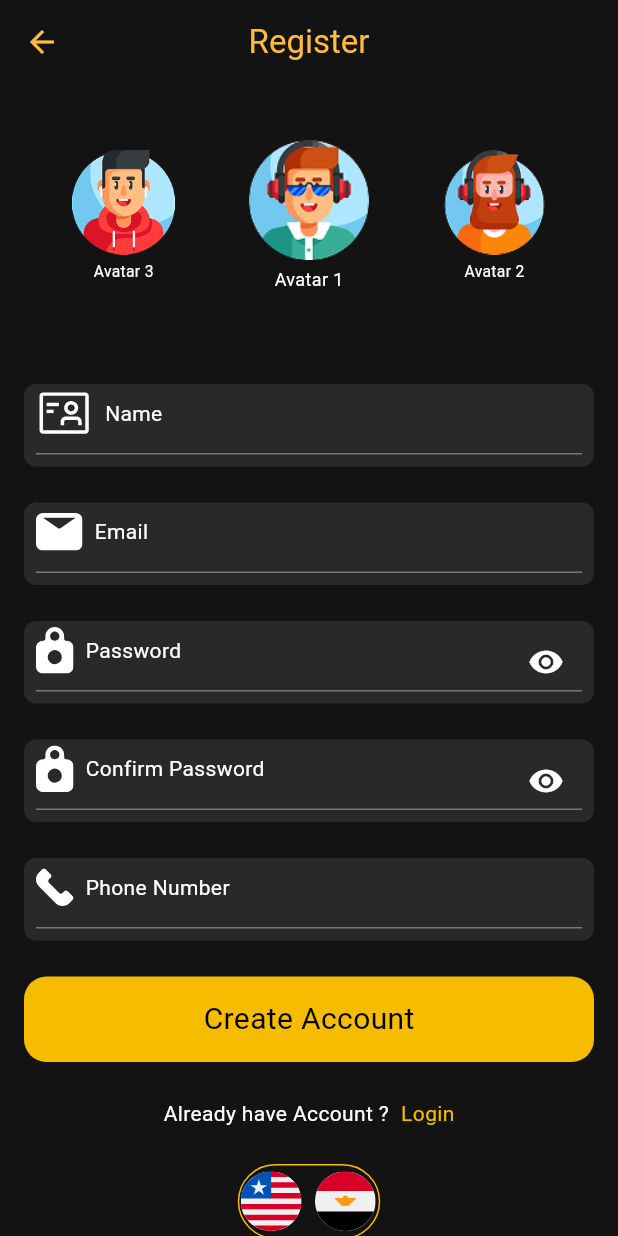
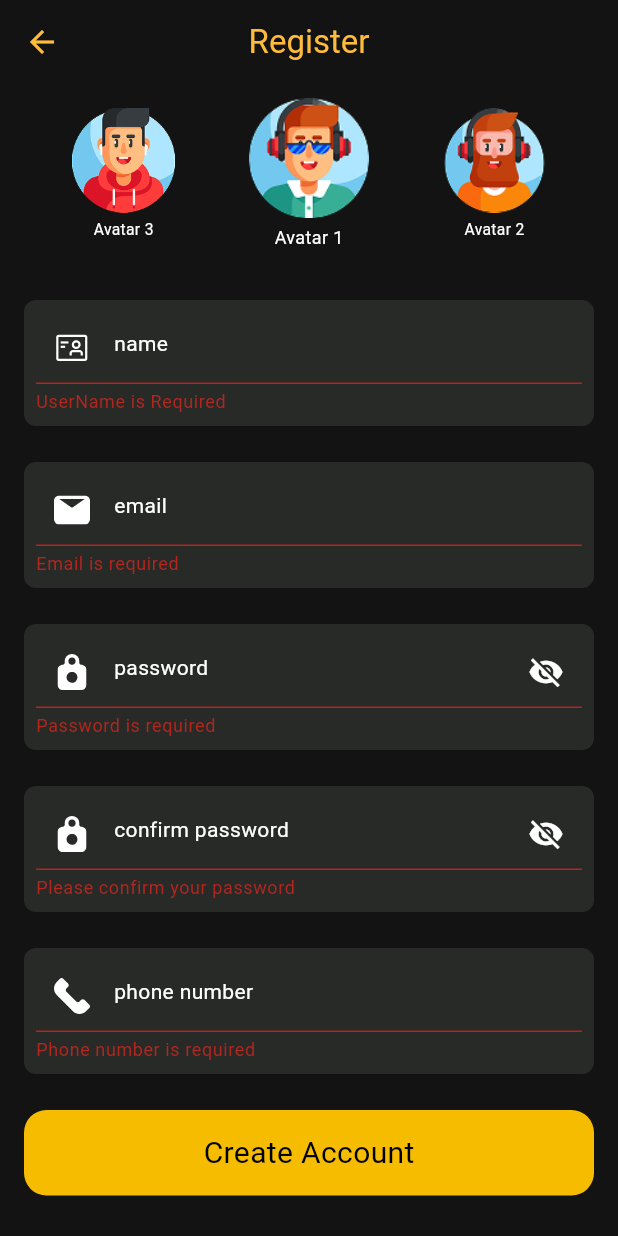
Before and after one commit to alaahamamo7-lang/movies, a Flutter app: the RegisterScreen screen opened directly with sample values from the repository, after a tap on "Create Account", on a phone screen of 412 x 824 dp. Run offline on Flutter 3.47's test engine with Material 3 defaults, Android fonts, the phone set to English and light mode, and no system bars; drawn by our look-alikes of carousel_slider; our stand-ins replace flutter_svg.

Commit message:
register and  forget_password logic

```diff
--- /dev/null
+++ b/lib/core/utilis/app_validators.dart
@@ -0,0 +1,68 @@
+abstract class AppValidators {
+  static String? validateUserName({String? name}) {
+    if (name == null || name.trim().isEmpty) {
+      return 'UserName is Required';
+    }
+    if (name.trim().length < 3) {
+      return 'UserName must be at least 3 characters';
+    }
+    if (name.trim().length > 20) {
+      return 'UserName must be under 20 Characters';
+    }
+    if (!RegExp(r'^[a-zA-Z0-0-9_]+$').hasMatch(name.trim())) {
+      return 'Only letters,numbers and underscores allowed';
+    }
+    return null;
+  }
+
+  static String? validateEmail({String? email}) {
+    if (email == null || email.trim().isEmpty) {
+      return 'Email is required';
+    }
+    final emailRegex = RegExp(r'^[\w-\.]+@([\w-]+\.)+[\w-]{2,4}$');
+    if (!emailRegex.hasMatch(email.trim())) {
+      return 'Enter a valid email address';
+    }
+    return null;
+  }
+
+  static String? validatePassword({String? password}) {
+    if (password == null || password.isEmpty) {
+      return 'Password is required';
+    }
+    if (password.length < 8) {
+      return 'Password must be at least 8 characters';
+    }
+    if (!RegExp(r'[A-Z]').hasMatch(password)) {
+      return 'Include at least one uppercase letter';
+    }
+    if (!RegExp(r'[0-9]').hasMatch(password)) {
+      return 'Include at least one number';
+    }
+    return null;
+  }
+
+  static String? validateConfirmPassword({
+    String? confirmPassword,
+    String? password,
+  }) {
+    if (confirmPassword == null || confirmPassword.isEmpty) {
+      return 'Please confirm your password';
+    }
+    if (confirmPassword != password) {
+      return 'Passwords do not match';
+    }
+    return null;
+  }
+
+  static String? validatePhoneNumber({String? phone}) {
+    if (phone == null || phone.isEmpty) {
+      return 'Phone number is required';
+    }
+    final cleaned = phone.replaceAll(RegExp(r'[\s\-\(\)]'), '');
+    if (!RegExp(r'^\+?[1-9]\d{6,14}$').hasMatch(cleaned)) {
+      return 'Enter a valid phone number';
+    }
+    return null;
+  }
+}
--- a/lib/main.dart
+++ b/lib/main.dart
@@ -1,5 +1,7 @@
 import 'package:flutter/material.dart';
-import 'package:movies/modules/splash/ui/splash_screen.dart';
+import 'package:movies/modules/auth/screens/forget_password_screen.dart';
+import 'package:movies/modules/auth/screens/register_screen.dart';
+
 void main() {
   runApp(const MyApp());
 }
@@ -11,9 +13,8 @@ class MyApp extends StatelessWidget {
   Widget build(BuildContext context) {
     return MaterialApp(
       debugShowCheckedModeBanner: false,
-      title: 'movie Splash',
-      home: const SplashScreen(),
+      title: 'Movies App',
+      home: const ForgetPasswordScreen(),
     );
-
   }
 }
--- a/lib/modules/auth/screens/forget_password_screen.dart
+++ b/lib/modules/auth/screens/forget_password_screen.dart
@@ -1,5 +1,8 @@
 import 'package:flutter/material.dart';
 import 'package:flutter_svg/svg.dart';
+import 'package:movies/core/utilis/app_validators.dart';
+import 'package:movies/modules/auth/widgets/custom_text_field_widgt.dart';
+import 'package:movies/modules/login/login_screen.dart';
 
 import '../../../core/utilis/app_assets.dart';
 
@@ -8,6 +11,7 @@ class ForgetPasswordScreen extends StatelessWidget {
 
   @override
   Widget build(BuildContext context) {
+    final formKey = GlobalKey<FormState>();
     return Scaffold(
       appBar: AppBar(
         leading: IconButton(
@@ -22,31 +26,27 @@ class ForgetPasswordScreen extends StatelessWidget {
         centerTitle: true,
       ),
       backgroundColor: Color(0xff121312),
-      body: Column(
+      body: Form(
+        key: formKey,
+        child: Column(
           children: [
             SvgPicture.asset(AppAssets.forgetPasswordBanner),
-          Container(
-            margin: EdgeInsets.symmetric(horizontal: 16),
-            padding: EdgeInsets.all(8),
-            decoration: BoxDecoration(
-              color: Color(0xff282A28),
-              borderRadius: BorderRadius.circular(8),
-            ),
-            child: TextField(
-              decoration: InputDecoration(
-                hint: Row(
-                  children: [
-                    SvgPicture.asset(AppAssets.emailIcon),
-                    const SizedBox(width: 8),
-                    Text("Email", style: TextStyle(color: Colors.white)),
-                  ],
-                ),
-              ),
-            ),
+            CustomTextFormField(
+              keyboardType: TextInputType.emailAddress,
+              textInputAction: TextInputAction.next,
+              hintText: "Enter your email",
+              prefixIcon: AppAssets.emailIcon,
+              validator: (email) => AppValidators.validateEmail(),
             ),
             const SizedBox(height: 24),
             InkWell(
-            onTap: () {},
+              onTap: () {
+                if (formKey.currentState!.validate()) {}
+                Navigator.pushReplacement(
+                  context,
+                  MaterialPageRoute(builder: (context) => const LoginScreen()),
+                );
+              },
               child: Container(
                 // width: MediaQuery.of(context).size.width * .7,
                 width: double.infinity,
@@ -66,6 +66,7 @@ class ForgetPasswordScreen extends StatelessWidget {
             ),
           ],
         ),
+      ),
     );
   }
 }
--- a/lib/modules/auth/screens/register_screen.dart
+++ b/lib/modules/auth/screens/register_screen.dart
@@ -1,15 +1,23 @@
 import 'package:flutter/material.dart';
-import 'package:flutter_svg/svg.dart';
+import 'package:movies/core/utilis/app_validators.dart';
+import 'package:movies/modules/auth/widgets/change_language_widget.dart';
+import 'package:movies/modules/auth/widgets/custom_text_field_widgt.dart';
 
 import '../../../core/utilis/app_assets.dart';
 import '../widgets/avatar_card_widget.dart';
 import '../widgets/avatar_widget.dart';
 
-class RegisterScreen extends StatelessWidget {
+class RegisterScreen extends StatefulWidget {
   final AvatarWidget? avatar;
 
   const RegisterScreen({super.key, this.avatar});
 
+  @override
+  State<RegisterScreen> createState() => _RegisterScreenState();
+}
+
+class _RegisterScreenState extends State<RegisterScreen> {
+  final formKey = GlobalKey<FormState>();
   @override
   Widget build(BuildContext context) {
     return Scaffold(
@@ -24,147 +32,74 @@ class RegisterScreen extends StatelessWidget {
         centerTitle: true,
       ),
       body: SafeArea(
+        child: SingleChildScrollView(
+          child: Form(
+            key: formKey,
             child: Column(
               children: [
-            // const SizedBox(height: 14),
-            // CarouselSlider.builder(
-            //   itemCount: AvatarWidget.avatars.length,
-            //   itemBuilder: (context, index, realIndex) {
-            //     return AvatarCardWidget(avatar: AvatarWidget.avatars[index]);
-            //   },
-            //   options: CarouselOptions(
-            //     height: 160,
-            //     enlargeStrategy: CenterPageEnlargeStrategy.scale,
-            //     disableCenter: false,
-            //     reverse: true,
-            //     viewportFraction: 0.3,
-            //     enlargeCenterPage: true,
-            //     enableInfiniteScroll: true,
-            //     autoPlay: true,
-            //     padEnds: true,
-            //   ),
-            // ),
                 AvatarCardWidget(onAvatarSelected: (value) {}),
                 const SizedBox(height: 24),
-            Container(
-              height: 55,
-              margin: EdgeInsets.symmetric(horizontal: 16),
-              padding: EdgeInsets.all(8),
-              decoration: BoxDecoration(
-                color: Color(0xff282A28),
-                borderRadius: BorderRadius.circular(8),
+                CustomTextFormField(
+                  keyboardType: TextInputType.text,
+                  textInputAction: TextInputAction.next,
+                  hintText: "name",
+                  // suffixIcon: Icon(Icons.visibility),
+                  prefixIcon: AppAssets.nameIcon,
+                  isPassword: false,
+                  validator: (name) =>
+                      AppValidators.validateUserName(name: name),
                 ),
-              child: TextField(
-                decoration: InputDecoration(
-                  hint: Row(
-                    children: [
-                      Center(child: SvgPicture.asset(AppAssets.nameIcon)),
-                      const SizedBox(width: 8),
-                      Text("Name", style: TextStyle(color: Colors.white)),
-                    ],
+                const SizedBox(height: 24),
+                CustomTextFormField(
+                  keyboardType: TextInputType.emailAddress,
+                  textInputAction: TextInputAction.next,
+                  hintText: "email",
+                  // suffixIcon: Icon(Icons.visibility),
+                  prefixIcon: AppAssets.emailIcon,
+                  isPassword: false,
+                  validator: (email) =>
+                      AppValidators.validateEmail(email: email),
                 ),
+                const SizedBox(height: 24),
+                CustomTextFormField(
+                  keyboardType: TextInputType.text,
+                  textInputAction: TextInputAction.next,
+                  hintText: "password",
+                  suffixIcon: Icon(Icons.visibility),
+                  prefixIcon: AppAssets.passwordIcon,
+                  isPassword: true,
+                  validator: (password) =>
+                      AppValidators.validatePassword(password: password),
                 ),
+                const SizedBox(height: 24),
+                CustomTextFormField(
+                  keyboardType: TextInputType.text,
+                  textInputAction: TextInputAction.next,
+                  hintText: "confirm password",
+                  suffixIcon: Icon(Icons.visibility),
+                  prefixIcon: AppAssets.passwordIcon,
+                  isPassword: true,
+                  validator: (confirmPassword) =>
+                      AppValidators.validateConfirmPassword(
+                        confirmPassword: confirmPassword,
                       ),
                 ),
                 const SizedBox(height: 24),
-            Container(
-              height: 55,
-              margin: EdgeInsets.symmetric(horizontal: 16),
-              padding: EdgeInsets.all(8),
-              decoration: BoxDecoration(
-                color: Color(0xff282A28),
-                borderRadius: BorderRadius.circular(8),
-              ),
-              child: TextField(
-                decoration: InputDecoration(
-                  hint: Row(
-                    children: [
-                      Center(child: SvgPicture.asset(AppAssets.emailIcon)),
-                      const SizedBox(width: 8),
-                      Text("Email", style: TextStyle(color: Colors.white)),
-                    ],
-                  ),
-                ),
-              ),
-            ),
-            const SizedBox(height: 24),
-            Container(
-              height: 55,
-              margin: EdgeInsets.symmetric(horizontal: 16),
-              padding: EdgeInsets.all(8),
-              decoration: BoxDecoration(
-                color: Color(0xff282A28),
-                borderRadius: BorderRadius.circular(8),
-              ),
-              child: TextField(
-                decoration: InputDecoration(
-                  hint: Row(
-                    children: [
-                      Center(child: SvgPicture.asset(AppAssets.passwordIcon)),
-                      // Icon(Icons.lock, color: Colors.white),
-                      const SizedBox(width: 8),
-                      Text("Password", style: TextStyle(color: Colors.white)),
-                    ],
-                  ),
-                  suffixIcon: Icon(Icons.remove_red_eye, color: Colors.white),
-                  // prefixIcon: Icon(Icons.abc),
-                ),
-              ),
-            ),
-            const SizedBox(height: 24),
-            Container(
-              height: 55,
-              margin: EdgeInsets.symmetric(horizontal: 16),
-              padding: EdgeInsets.all(8),
-              decoration: BoxDecoration(
-                color: Color(0xff282A28),
-                borderRadius: BorderRadius.circular(8),
-              ),
-              child: TextField(
-                decoration: InputDecoration(
-                  hint: Row(
-                    children: [
-                      Center(child: SvgPicture.asset(AppAssets.passwordIcon)),
-                      // Icon(Icons.lock, color: Colors.white),
-                      const SizedBox(width: 8),
-                      Text(
-                        "Confirm Password",
-                        style: TextStyle(color: Colors.white),
-                      ),
-                    ],
-                  ),
-                  suffixIcon: Icon(Icons.remove_red_eye, color: Colors.white),
-                ),
-              ),
-            ),
-            const SizedBox(height: 24),
-            Container(
-              height: 55,
-              margin: EdgeInsets.symmetric(horizontal: 16),
-              padding: EdgeInsets.all(8),
-              decoration: BoxDecoration(
-                color: Color(0xff282A28),
-                borderRadius: BorderRadius.circular(8),
-              ),
-              child: TextField(
-                decoration: InputDecoration(
-                  hint: Row(
-                    mainAxisAlignment: MainAxisAlignment.start,
-                    children: [
-                      Center(child: SvgPicture.asset(AppAssets.phoneIcon)),
-                      const SizedBox(width: 8),
-                      Text(
-                        "Phone Number",
-                        style: TextStyle(color: Colors.white),
-                      ),
-                    ],
-                  ),
-                ),
-              ),
+                CustomTextFormField(
+                  keyboardType: TextInputType.phone,
+                  textInputAction: TextInputAction.next,
+                  hintText: "phone number",
+                  // suffixIcon: Icon(Icons.visibility),
+                  prefixIcon: AppAssets.phoneIcon,
+                  isPassword: false,
+                  validator: (phoneNumber) =>
+                      AppValidators.validatePhoneNumber(phone: phoneNumber),
                 ),
                 const SizedBox(height: 24),
                 InkWell(
-              onTap: () {},
+                  onTap: () {
+                    if (formKey.currentState!.validate()) {}
+                  },
                   child: Container(
                     // width: MediaQuery.of(context).size.width * .7,
                     width: double.infinity,
@@ -182,7 +117,7 @@ class RegisterScreen extends StatelessWidget {
                     ),
                   ),
                 ),
-            const SizedBox(height: 24),
+                const SizedBox(height: 20),
                 Row(
                   mainAxisAlignment: MainAxisAlignment.center,
                   children: [
@@ -190,38 +125,23 @@ class RegisterScreen extends StatelessWidget {
                       "Already have Account ?",
                       style: TextStyle(color: Colors.white),
                     ),
-                const SizedBox(width: 8),
-                Text(
+                    TextButton(
+                      onPressed: () => Navigator.pop(context),
+                      child: Text(
                         "Login",
                         style: TextStyle(
                           decoration: TextDecoration.underline,
                           color: Color(0xffF6BD00),
                         ),
                       ),
+                    ),
                   ],
                 ),
                 const SizedBox(height: 24),
-            Container(
-              height: 50,
-              width: 95,
-              decoration: BoxDecoration(
-                border: Border.all(color: Color(0xffF6BD00)),
-                borderRadius: BorderRadius.circular(30),
-              ),
-              child: Row(
-                mainAxisAlignment: MainAxisAlignment.center,
-                children: [
-                  InkWell(
-                    child: SvgPicture.asset(AppAssets.englishIcon, height: 40),
-                  ),
-                  const SizedBox(width: 8),
-                  InkWell(
-                    child: SvgPicture.asset(AppAssets.egyptIcon, height: 40),
-                  ),
+                ChangeLanguageWidget(onTap: () {}),
               ],
             ),
           ),
-          ],
         ),
       ),
     );
--- a/lib/modules/auth/widgets/avatar_card_widget.dart
+++ b/lib/modules/auth/widgets/avatar_card_widget.dart
@@ -53,7 +53,7 @@ class _AvatarCardWidgetState extends State<AvatarCardWidget> {
         );
       },
       options: CarouselOptions(
-        height: 176,
+        height: 120,
         enlargeStrategy: CenterPageEnlargeStrategy.scale,
         viewportFraction: 0.3,
         enlargeCenterPage: true,
--- /dev/null
+++ b/lib/modules/auth/widgets/change_language_widget.dart
@@ -0,0 +1,40 @@
+import 'package:flutter/material.dart';
+import 'package:flutter_svg/svg.dart';
+import 'package:movies/core/utilis/app_assets.dart';
+
+class ChangeLanguageWidget extends StatefulWidget {
+  final Function() onTap;
+
+  const ChangeLanguageWidget({super.key, required this.onTap});
+
+  @override
+  State<ChangeLanguageWidget> createState() => _ChangeLanguageWidgetState();
+}
+
+class _ChangeLanguageWidgetState extends State<ChangeLanguageWidget> {
+  @override
+  Widget build(BuildContext context) {
+    return Container(
+      height: 50,
+      width: 95,
+      decoration: BoxDecoration(
+        border: Border.all(color: Color(0xffF6BD00)),
+        borderRadius: BorderRadius.circular(30),
+      ),
+      child: Row(
+        mainAxisAlignment: MainAxisAlignment.center,
+        children: [
+          InkWell(
+            onTap: widget.onTap,
+            child: SvgPicture.asset(AppAssets.englishIcon, height: 40),
+          ),
+          const SizedBox(width: 8),
+          InkWell(
+            onTap: widget.onTap,
+            child: SvgPicture.asset(AppAssets.egyptIcon, height: 40),
+          ),
+        ],
+      ),
+    );
+  }
+}
--- /dev/null
+++ b/lib/modules/auth/widgets/custom_text_field_widgt.dart
@@ -0,0 +1,81 @@
+import 'package:flutter/material.dart';
+import 'package:flutter_svg/svg.dart';
+import 'package:movies/core/app_colors.dart';
+
+class CustomTextFormField extends StatefulWidget {
+  final TextEditingController? controller;
+  final TextInputType keyboardType;
+  final TextInputAction textInputAction;
+  final String? Function(String?)? validator;
+  final String hintText;
+  final String? lableText;
+  final Icon? suffixIcon;
+  final String prefixIcon;
+  final bool isPassword;
+  final int maxLines;
+
+  const CustomTextFormField({
+    super.key,
+    this.controller,
+    required this.keyboardType,
+    required this.textInputAction,
+    this.validator,
+    required this.hintText,
+    this.lableText,
+    this.suffixIcon,
+    required this.prefixIcon,
+    this.isPassword = false,
+    this.maxLines = 1,
+  });
+
+  @override
+  State<CustomTextFormField> createState() => _CustomTextFormFieldState();
+}
+
+class _CustomTextFormFieldState extends State<CustomTextFormField> {
+  late bool isShowPaasowrd = widget.isPassword;
+
+  @override
+  Widget build(BuildContext context) {
+    return Container(
+      // height: 55,
+      margin: EdgeInsets.symmetric(horizontal: 16),
+      padding: EdgeInsets.all(8),
+      decoration: BoxDecoration(
+        color: Color(0xff282A28),
+        borderRadius: BorderRadius.circular(8),
+      ),
+      child: TextFormField(
+        maxLines: widget.maxLines,
+        keyboardType: widget.keyboardType,
+        textInputAction: widget.textInputAction,
+        validator: widget.validator,
+        decoration: InputDecoration(
+          labelText: widget.lableText,
+          prefixIcon: Padding(
+            padding: const EdgeInsets.all(12),
+            child: SvgPicture.asset(widget.prefixIcon, width: 5, height: 5),
+          ),
+          hint: Text(widget.hintText, style: TextStyle(color: Colors.white)),
+          suffixIcon: !widget.isPassword
+              ? widget.suffixIcon
+              : IconButton(
+                  onPressed: () {
+                    setState(() {
+                      isShowPaasowrd = !isShowPaasowrd;
+                    });
+                  },
+                  icon: Icon(
+                    isShowPaasowrd ? Icons.visibility_off : Icons.visibility,
+                    color: AppColors.white,
+                  ),
+                ),
+          hoverColor: AppColors.white,
+        ),
+        obscureText: isShowPaasowrd,
+        cursorColor: AppColors.white,
+        style: TextStyle(color: AppColors.white),
+      ),
+    );
+  }
+}
--- a/pubspec.yaml
+++ b/pubspec.yaml
@@ -13,6 +13,7 @@ dependencies:
   cupertino_icons: ^1.0.8
   flutter_svg: ^2.3.0
   carousel_slider: ^5.1.2
+  provider: ^6.1.5+1
 
 dev_dependencies:
   flutter_test:
```
Also changed, not shown: pubspec.lock. Lines whose indentation alone changed are shown as unchanged.
